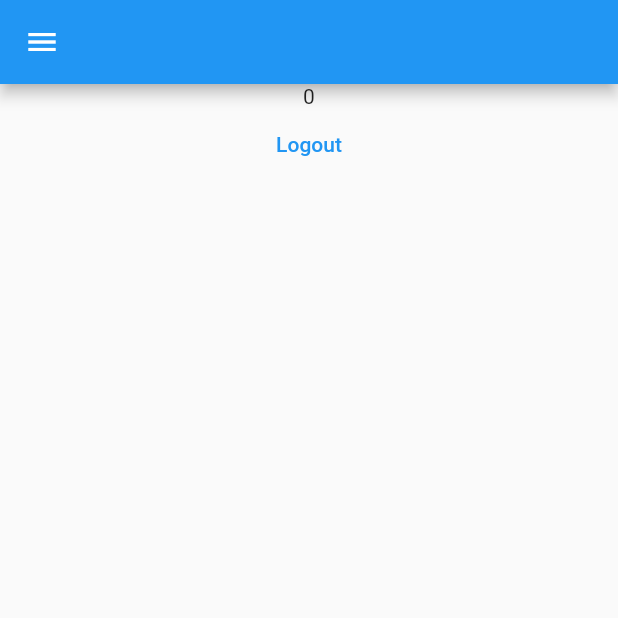
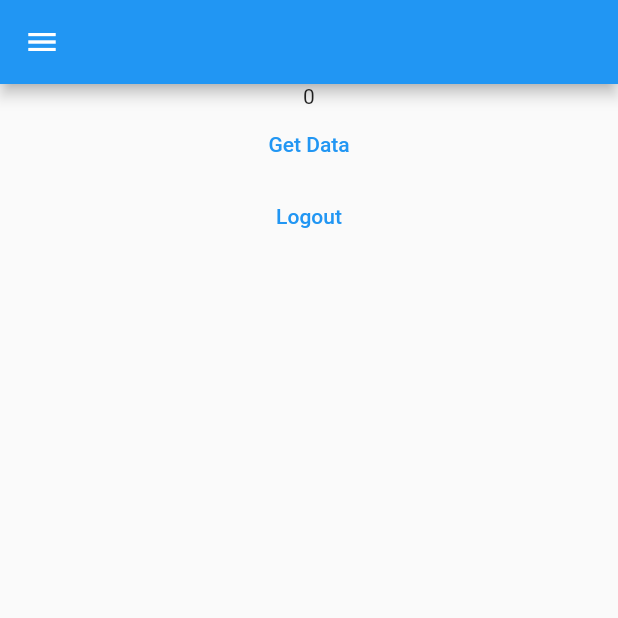
Before and after one commit to Harryalways317/flutter-reharse, a Flutter app: the HomeView screen opened directly, on a phone screen of 412 x 824 dp, the top half of it. Run offline on Flutter 3.47's test engine with Material 2 defaults, Android fonts, the phone set to English and light mode, and no system bars; our stand-ins replace shared_preferences; accounts and stored records are empty.

Commit message:
added get request

```diff
--- a/Day-1/baseapp/baseapp/lib/app/providers/providers.dart
+++ b/Day-1/baseapp/baseapp/lib/app/providers/providers.dart
@@ -1,9 +1,11 @@
-import 'package:baseapp/core/providers/cache_notifiers.dart';
-import 'package:baseapp/core/providers/counter_notifier.dart';
+import 'package:baseapp/core/notifiers/cache_notifiers.dart';
+import 'package:baseapp/core/notifiers/counter_notifier.dart';
+import 'package:baseapp/core/notifiers/mockapi_notifiers.dart';
 import 'package:provider/provider.dart';
 import 'package:provider/single_child_widget.dart';
 
 List<SingleChildWidget> providers = [
   ChangeNotifierProvider(create: (_) => CounterNotifier()),
   ChangeNotifierProvider(create: (_) => CacheNotifier()),
+  ChangeNotifierProvider(create: (_) => MockAPINotifier()),
 ];
--- /dev/null
+++ b/Day-1/baseapp/baseapp/lib/app/routes/api_routes.dart
@@ -0,0 +1 @@
+const String BASEURL = "https://jsonplaceholder.typicode.com";
--- /dev/null
+++ b/Day-1/baseapp/baseapp/lib/core/api/mockapi.dart
@@ -0,0 +1,20 @@
+import 'package:baseapp/app/routes/api_routes.dart';
+import 'package:http/http.dart' as http;
+
+class MockAPI {
+  final client = http.Client();
+
+  //GET METHOD
+  Future getData() async {
+    print("Fetching Data");
+    final subUrl = "/posts";
+    final Uri uri = Uri.parse(BASEURL + subUrl);
+    final http.Response response = await client.get(uri, headers: {
+      'Contetnt-type': 'application/json',
+      'Accecpt': 'application/json'
+    });
+    if (response.statusCode == 200) {
+      print(response.body);
+    }
+  }
+}
--- /dev/null
+++ b/Day-1/baseapp/baseapp/lib/core/notifiers/mockapi_notifiers.dart
@@ -0,0 +1,14 @@
+import 'package:baseapp/core/api/mockapi.dart';
+import 'package:flutter/material.dart';
+
+class MockAPINotifier extends ChangeNotifier {
+  final mockAPI = new MockAPI();
+
+  Future getData() async {
+    try {
+      mockAPI.getData();
+    } catch (error) {
+      print(error);
+    }
+  }
+}
--- a/Day-1/baseapp/baseapp/lib/meta/views/home_view.dart
+++ b/Day-1/baseapp/baseapp/lib/meta/views/home_view.dart
@@ -1,5 +1,6 @@
-import 'package:baseapp/core/providers/cache_notifiers.dart';
-import 'package:baseapp/core/providers/counter_notifier.dart';
+import 'package:baseapp/core/notifiers/cache_notifiers.dart';
+import 'package:baseapp/core/notifiers/counter_notifier.dart';
+import 'package:baseapp/core/notifiers/mockapi_notifiers.dart';
 import 'package:baseapp/meta/views/login_view.dart';
 import 'package:flutter/material.dart';
 import 'package:provider/provider.dart';
@@ -11,7 +12,11 @@ class HomeView extends StatelessWidget {
   Widget build(BuildContext context) {
     final _counterNotifier =
         Provider.of<CounterNotifier>(context, listen: false);
+
     final _cacheNotifier = Provider.of<CacheNotifier>(context, listen: false);
+
+    final _mockAPINotifier =
+        Provider.of<MockAPINotifier>(context, listen: false);
     //IF TRUE THEN REBUID ENTIRE CHANGED WIDGET
     //IF FALSE THEN ONLY REBUILD CONSUMER
     return Scaffold(
@@ -35,12 +40,18 @@ class HomeView extends StatelessWidget {
               Text(notifier.count.toString()),
               TextButton(
                 onPressed: () {
+                  _mockAPINotifier.getData();
+                },
+                child: Text("Get Data"),
+              ),
+              TextButton(
+                onPressed: () {
                   _cacheNotifier.deleteCache(key: 'login');
                   Navigator.pushReplacement(context,
                       MaterialPageRoute(builder: (context) => LoginView()));
                 },
                 child: Text("Logout"),
-              )
+              ),
             ],
           ));
         },
--- a/Day-1/baseapp/baseapp/lib/meta/views/login_view.dart
+++ b/Day-1/baseapp/baseapp/lib/meta/views/login_view.dart
@@ -1,4 +1,4 @@
-import 'package:baseapp/core/providers/cache_notifiers.dart';
+import 'package:baseapp/core/notifiers/cache_notifiers.dart';
 import 'package:baseapp/meta/views/home_view.dart';
 import 'package:flutter/material.dart';
 import 'package:provider/provider.dart';
--- a/Day-1/baseapp/baseapp/lib/meta/views/splash_view.dart
+++ b/Day-1/baseapp/baseapp/lib/meta/views/splash_view.dart
@@ -1,6 +1,6 @@
 import 'dart:async';
 
-import 'package:baseapp/core/providers/cache_notifiers.dart';
+import 'package:baseapp/core/notifiers/cache_notifiers.dart';
 import 'package:flutter/material.dart';
 import 'package:provider/provider.dart';
 import 'package:shared_preferences/shared_preferences.dart';
--- a/Day-1/baseapp/baseapp/pubspec.yaml
+++ b/Day-1/baseapp/baseapp/pubspec.yaml
@@ -36,6 +36,7 @@ dependencies:
   cupertino_icons: ^1.0.2
   provider :
   shared_preferences:
+  http:
 
 dev_dependencies:
   flutter_test:
```
Also changed, not shown: Day-1/baseapp/baseapp/lib/core/notifiers/cache_notifiers.dart (renamed from Day-1/baseapp/baseapp/lib/core/providers/cache_notifiers.dart), Day-1/baseapp/baseapp/lib/core/notifiers/counter_notifier.dart (renamed from Day-1/baseapp/baseapp/lib/core/providers/counter_notifier.dart), Day-1/baseapp/baseapp/pubspec.lock, 6 other files.
